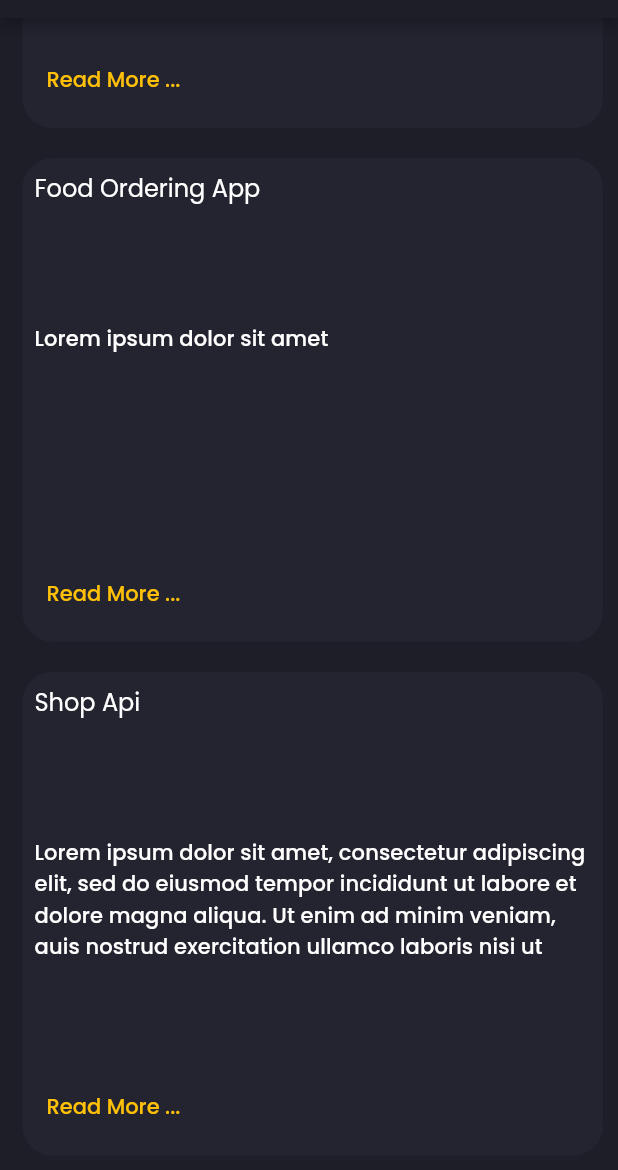
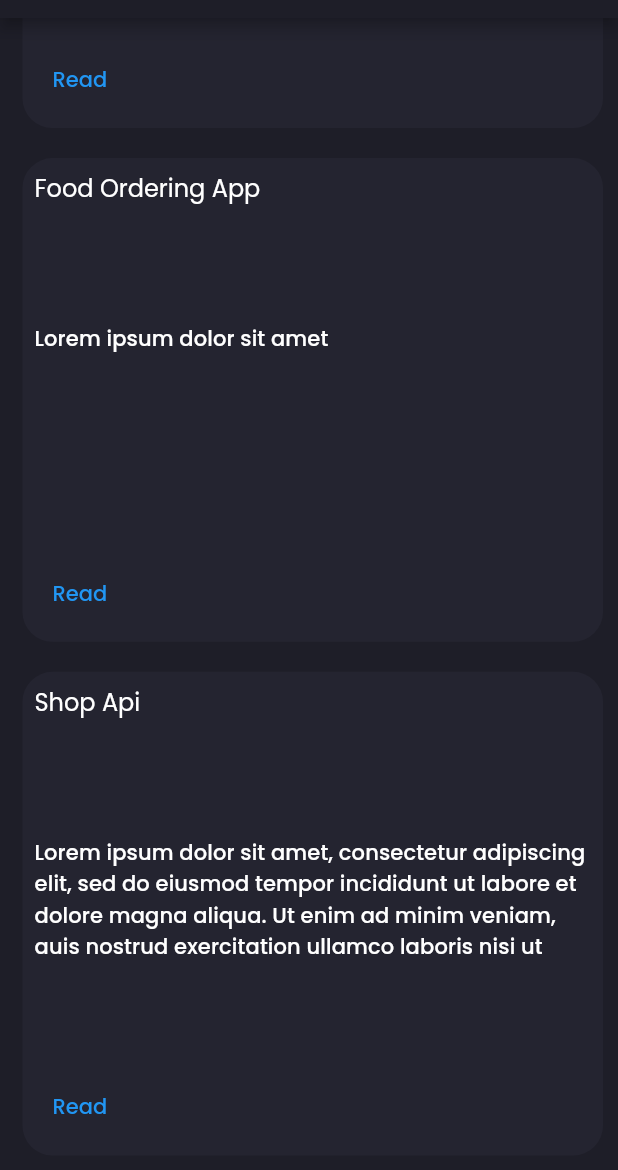
Before and after one commit to R3HP/portfolio_website, a Flutter app: the screen it shows after launch, scrolled down 1096 dp, on a phone screen of 412 x 824 dp, the part 66-1236 px from its top. Run offline on Flutter 3.47's test engine with Material 2 defaults, Android fonts, the phone set to English and light mode, and no system bars; our stand-ins replace animated_text_kit, beamer, google_fonts.

```diff
--- a/lib/beam_locations.dart
+++ b/lib/beam_locations.dart
@@ -23,10 +23,14 @@ class HomeLocation extends BeamLocation {
 }
 
 class ProjectDetailsLocation extends BeamLocation<BeamState> {
+
+
   @override
   List<BeamPage> buildPages(BuildContext context, BeamState state) {
+
     final pages = [
       const BeamPage(
+
           key: ValueKey('/home'),
           child: HomeScreen(),
           title: 'Portfolio Website'),
@@ -38,17 +42,22 @@ class ProjectDetailsLocation extends BeamLocation<BeamState> {
             Project.projects.firstWhere((project) => project.id == projectId);
         pages.add(
           BeamPage(
+            popToNamed: '/',
               key: ValueKey('/details/${projectId}'),
               child: ProjectDetailsScreen(project: project),
               title: project.name),
         );
+
       }
+
     }
     return pages;
   }
 
+
+
   @override
-  List<Pattern> get pathPatterns => ['/details/:id'];
+  List<Pattern> get pathPatterns => ['/','/details/:id'];
 }
 
 class UnknownLocation extends BeamLocation {
@@ -62,6 +71,6 @@ class UnknownLocation extends BeamLocation {
   }
 
   @override
-  // TODO: implement pathPatterns
-  List<Pattern> get pathPatterns => throw UnimplementedError();
+
+  List<Pattern> get pathPatterns => ['/','/404'];
 }
--- a/lib/main.dart
+++ b/lib/main.dart
@@ -29,7 +29,9 @@ class MyApp extends StatelessWidget {
       routeInformationParser: BeamerParser(),
 
       routerDelegate: BeamerDelegate(
+
         locationBuilder: BeamerLocationBuilder(
+
             beamLocations: [HomeLocation(), ProjectDetailsLocation()]),
       ),
     );
--- a/lib/view/sections/main_body/project_grid_item.dart
+++ b/lib/view/sections/main_body/project_grid_item.dart
@@ -1,3 +1,4 @@
+import 'package:beamer/beamer.dart';
 import 'package:flutter/material.dart';
 import 'package:portfolio_app/constants.dart';
 import 'package:portfolio_app/model/project.dart';
@@ -34,17 +35,18 @@ class ProjectGridItem extends StatelessWidget {
                   child: Text(project.desc,
                       style: Theme.of(context).textTheme.subtitle2))),
           const Spacer(),
-          Link(
+          TextButton(onPressed: () => Beamer.of(context).beamToNamed('/details/${project.id}',data: project), child: const Text('Read '))
+          // Link(
 
-            uri: Uri.parse(ProjectDetailsScreen.routeName + '/${project.id}'),
-            builder: (ctx, onTap) => TextButton(
-              onPressed: onTap,
-              child: const Text(
-                'Read More ...',
-                style: TextStyle(color: primaryColor),
-              ),
-            ),
-          )
+          //   uri: Uri.parse(ProjectDetailsScreen.routeName + '/${project.id}'),
+          //   builder: (ctx, onTap) => TextButton(
+          //     onPressed: onTap,
+          //     child: const Text(
+          //       'Read More ...',
+          //       style: TextStyle(color: primaryColor),
+          //     ),
+          //   ),
+          // )
         ],
       ),
     );
```
